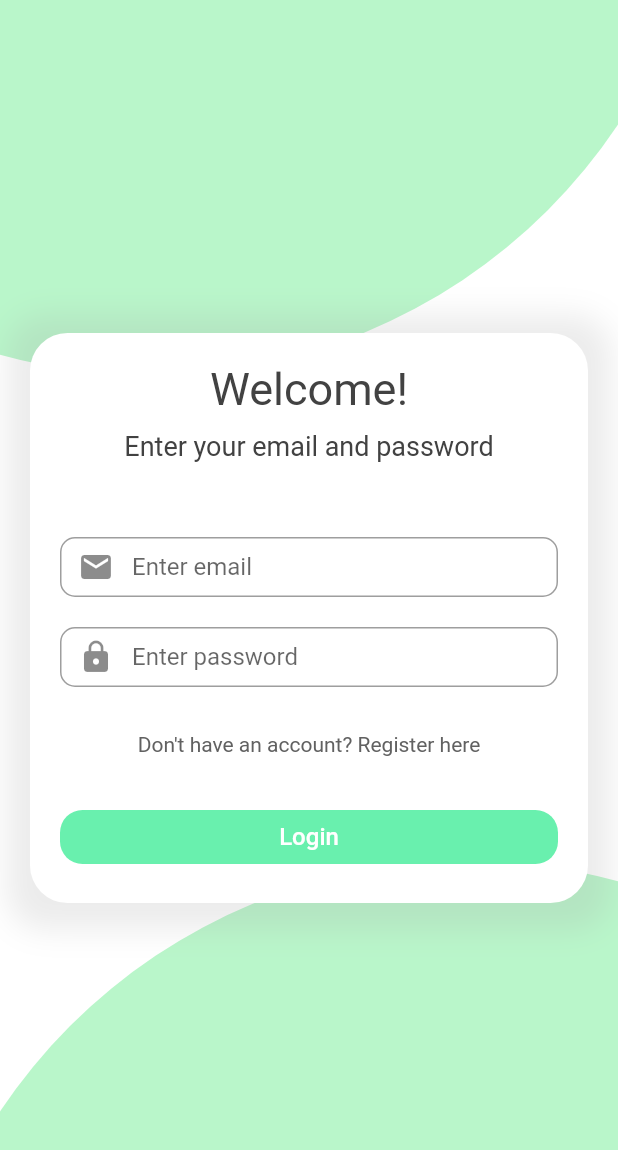
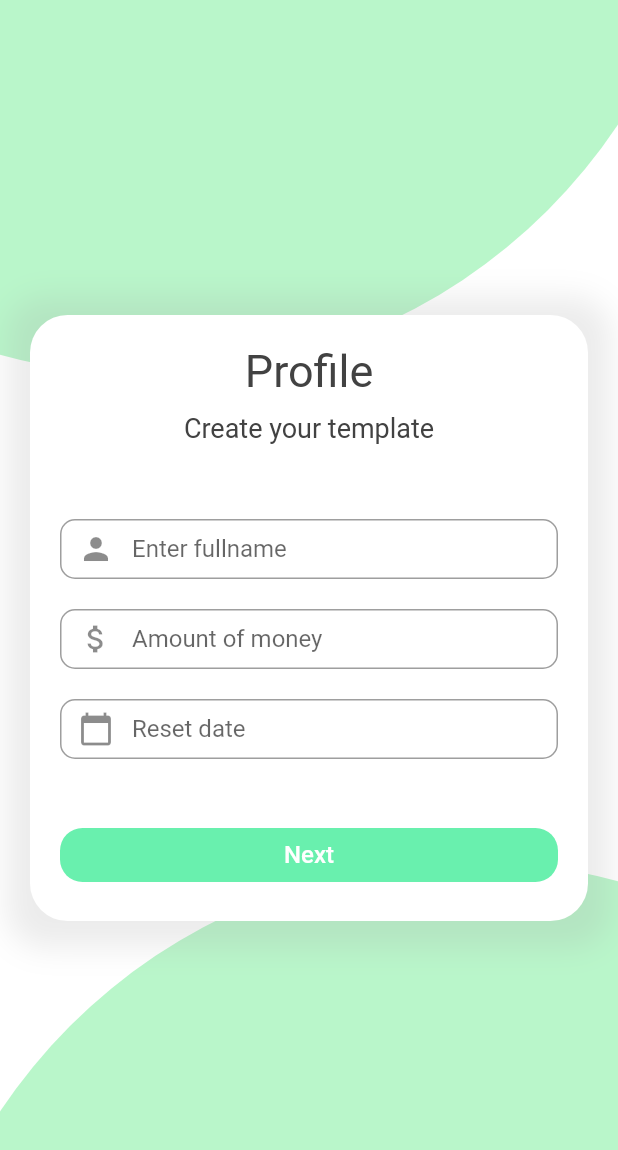
Before and after one commit to agustinustheo/ekonome, a Flutter app: the screen it shows after launch, on a phone screen of 412 x 824 dp. Shown: the top 1150 px of the screen. Run offline on Flutter 3.47's test engine with Material 2 defaults, Android fonts, the light colour scheme and no system bars; our stand-ins replace cloud_firestore, firebase_auth, google_fonts, rxdart, shared_preferences; accounts and stored records are empty.

Commit message:
Added 2 profile templates and the corresponding widgets.

```diff
--- a/lib/pages/auth/login.dart
+++ b/lib/pages/auth/login.dart
@@ -5,7 +5,6 @@ import 'package:EkonoMe/services/navigator_service.dart';
 import 'package:EkonoMe/widgets/background_widget.dart';
 import 'package:EkonoMe/widgets/button_widget.dart';
 import 'package:EkonoMe/widgets/container_widget.dart';
-import 'package:EkonoMe/widgets/space_widget.dart';
 import 'package:EkonoMe/widgets/textfield_widget.dart';
 import 'package:EkonoMe/widgets/textlink_widget.dart';
 import 'package:EkonoMe/widgets/title_widget.dart';
@@ -38,25 +37,25 @@ class _LoginPageState extends State<LoginPage> {
         Column(
           children: [
             title('Welcome!'),
-            space(10.0),
+            SizedBox(height: 10.0),
             subtitle('Enter your email and password'),
-            space(50.0),
+            SizedBox(height: 50.0),
             textField(
               "Enter email",
               prefixIcon: Icon(Icons.email)
             ),
-            space(20.0),
+            SizedBox(height: 20.0),
             textField(
               "Enter password",
               prefixIcon: Icon(Icons.lock)
             ),
-            space(30.0),
+            SizedBox(height: 30.0),
             textLink(
               "Don't have an account? Register here",
-              () => NavigatorService.pushReplace(context, RegisterPage())
+              () => NavigatorService.pushReplacement(context, RegisterPage())
             ),
-            space(30.0),
-            fullButton("Login", (){}),
+            SizedBox(height: 30.0),
+            fullButton((){}, text: "Login"),
           ]
         )
       )
--- a/lib/pages/main.dart
+++ b/lib/pages/main.dart
@@ -1,5 +1,5 @@
-import 'package:EkonoMe/pages/auth/login.dart';
-import 'package:EkonoMe/pages/auth/register.dart';
+import 'package:EkonoMe/pages/profile/profile.dart';
+import 'package:EkonoMe/pages/profile/set_template.dart';
 import 'package:flutter/material.dart';
 
 void main() => runApp(MyApp());
@@ -13,7 +13,7 @@ class MyApp extends StatelessWidget {
       theme: ThemeData(
         primarySwatch: Colors.green,
       ),
-      home: LoginPage()
+      home: ProfilePage()
     );
   }
 }
--- /dev/null
+++ b/lib/pages/profile/profile.dart
@@ -0,0 +1,75 @@
+import 'package:EkonoMe/pages/auth/register.dart';
+import 'package:EkonoMe/services/auth_service.dart';
+import 'package:EkonoMe/Bloc/auth/login_bloc.dart';
+import 'package:EkonoMe/services/navigator_service.dart';
+import 'package:EkonoMe/widgets/background_widget.dart';
+import 'package:EkonoMe/widgets/button_widget.dart';
+import 'package:EkonoMe/widgets/container_widget.dart';
+import 'package:EkonoMe/widgets/textfield_widget.dart';
+import 'package:EkonoMe/widgets/textlink_widget.dart';
+import 'package:EkonoMe/widgets/title_widget.dart';
+import 'package:flutter/material.dart';
+
+class ProfilePage extends StatefulWidget {
+  @override
+  _ProfilePageState createState() => _ProfilePageState();
+}
+
+class _ProfilePageState extends State<ProfilePage> {
+  final GlobalKey<FormState> _formKey = GlobalKey<FormState>();
+  DateTime selectedDate;
+  var _dateTimeController = TextEditingController();
+
+  // Set initial state
+  _ProfilePageState() {
+    _dateTimeController.text = selectedDate == null ? "" : "${selectedDate.toLocal()}".split(' ')[0];
+  }
+
+  Future<void> _selectDate(BuildContext context) async {
+    final DateTime picked = await showDatePicker(
+        context: context,
+        initialDate: selectedDate,
+        firstDate: DateTime(2015, 8),
+        lastDate: DateTime(2101));
+    if (picked != null && picked != selectedDate)
+      setState(() {
+        selectedDate = picked;
+        _dateTimeController.text = selectedDate == null ? "" : "${selectedDate.toLocal()}".split(' ')[0];
+      });
+  }
+
+  @override
+  Widget build(BuildContext context) {
+    return background(
+      container(
+        Column(
+          children: [
+            title('Profile'),
+            SizedBox(height: 10.0),
+            subtitle('Create your template'),
+            SizedBox(height: 50.0),
+            textField(
+              "Enter fullname",
+              prefixIcon: Icon(Icons.person)
+            ),
+            SizedBox(height: 20.0),
+            textField(
+              "Amount of money",
+              prefixIcon: Icon(Icons.attach_money)
+            ),
+            SizedBox(height: 20.0),
+            textField(
+              "Reset date",
+              prefixIcon: Icon(Icons.calendar_today),
+              function: () => _selectDate(context),
+              readOnly: true,
+              controller: _dateTimeController
+            ),
+            SizedBox(height: 40.0),
+            fullButton((){}, text: "Next"),
+          ]
+        )
+      )
+    );
+  }
+}
--- a/lib/widgets/button_widget.dart
+++ b/lib/widgets/button_widget.dart
@@ -1,24 +1,24 @@
 import 'package:flutter/material.dart';
 
-Widget button(String text, Function function){
+Widget button(Function function, {String text, Icon icon, double radius}){
   return FlatButton(
     color: Colors.greenAccent,
     textColor: Colors.white,
     splashColor: Colors.greenAccent[700],
     onPressed: function,
-    child: Text(
+    child: text == null? icon : Text(
       text,
       style: TextStyle(fontSize: 16.0),
     ),
     shape: RoundedRectangleBorder(
-      borderRadius: new BorderRadius.circular(15.0)
+      borderRadius: new BorderRadius.circular(radius??15.0)
     ),
   );
 }
 
-Widget fullButton(String text, Function function){
+Widget fullButton(Function function, {String text, Icon icon, double radius}){
   return SizedBox(
     width: double.infinity,
-    child: button(text, function),
+    child: button(function, text: text, icon: icon, radius: radius),
   );
 }
--- a/lib/widgets/space_widget.dart
+++ /dev/null
@@ -1,5 +0,0 @@
-import 'package:flutter/cupertino.dart';
-
-Widget space(double d){
-  return SizedBox(height: d);
-}
--- a/lib/widgets/textfield_widget.dart
+++ b/lib/widgets/textfield_widget.dart
@@ -1,7 +1,7 @@
 import 'package:flutter/cupertino.dart';
 import 'package:flutter/material.dart';
 
-Widget textField(String labelText, {String Function(String) validator, Icon prefixIcon}){
+Widget textField(String labelText, {String Function(String) validator, Icon prefixIcon, Function function, bool readOnly, TextEditingController controller}){
   return SizedBox(
     height: 40.0,
     child: TextFormField(
@@ -14,7 +14,9 @@ Widget textField(String labelText, {String Function(String) validator, Icon pref
         ),
       ),
       validator: validator,
-      keyboardType: TextInputType.emailAddress,
+      onTap: function,
+      readOnly: readOnly == null ? false : true,
+      controller: controller,
     )
   );
 }
```
Also changed, not shown: lib/pages/auth/register.dart (+8 -9 lines), lib/pages/profile/set_template.dart (added, +33 -0 lines), lib/services/navigator_service.dart (+6 -1 lines), lib/widgets/moneytemplate_widget.dart (added, +41 -0 lines), lib/widgets/title_widget.dart (+10 -0 lines).
